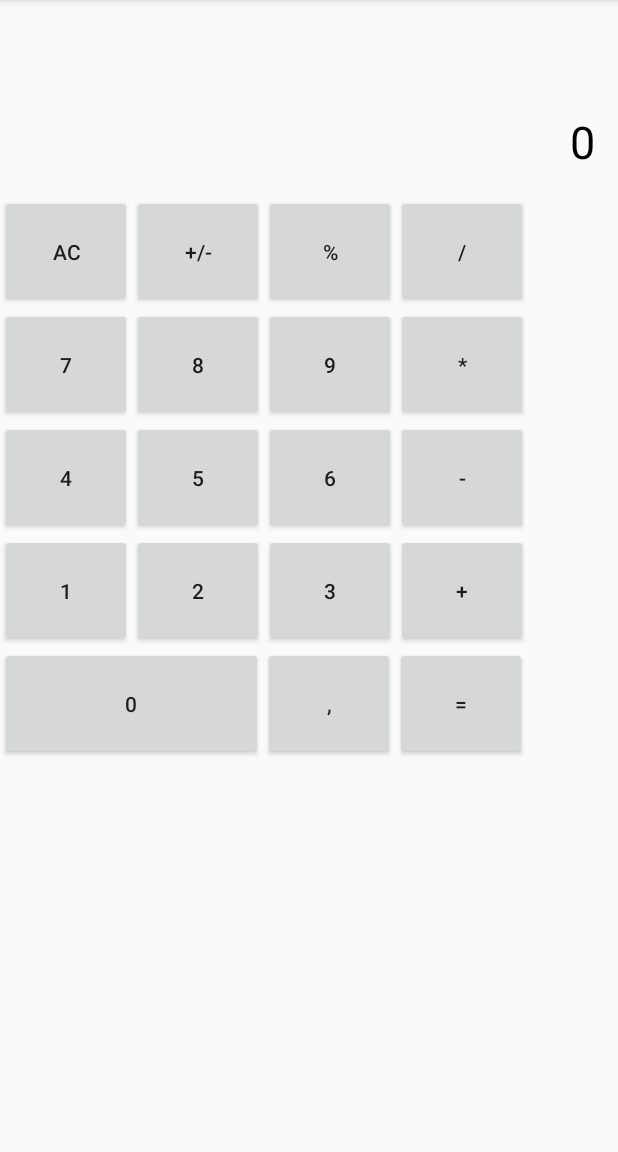
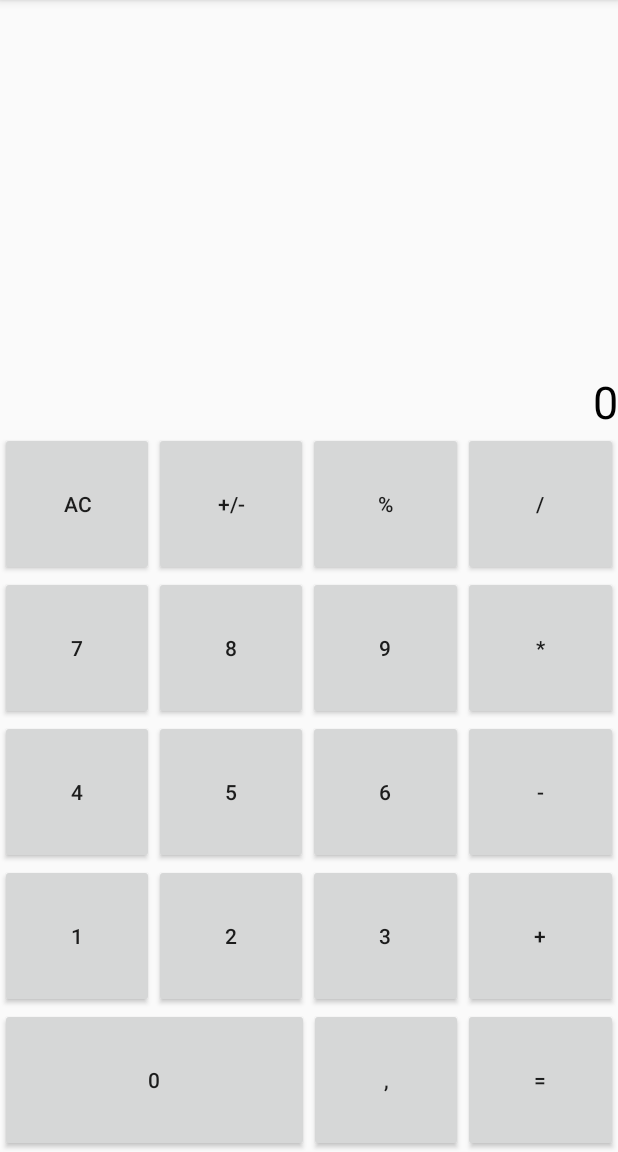
Before and after one commit to EduYube/Calculator, an Android app: the screen it shows after launch (MainActivity), on a phone screen of 412 x 824 dp, the part 84-1236 px from its top. Run offline under Robolectric (Android 15) with nearby library versions, the phone set to English and light mode, and no system bars.

Commit message:
interface dimens fixed

```diff
--- a/app/src/main/res/layout/activity_main.xml
+++ b/app/src/main/res/layout/activity_main.xml
@@ -9,161 +9,183 @@
 
     <LinearLayout
         android:layout_width="match_parent"
-    android:layout_height="130dp"
+        android:layout_height="0dp"
+        android:layout_weight="0.75"
         android:orientation="vertical">
 
         <TextView
             android:id="@+id/firstCell"
             android:layout_width="match_parent"
-        android:layout_height="wrap_content"
+            android:layout_height="0dp"
+            android:layout_weight="1"
             android:gravity="top|end"
             android:textColor="#80808080"
-        android:padding="15dp"
             android:textSize="25sp" />
 
         <TextView
             android:id="@+id/valueCell"
             android:layout_width="match_parent"
-        android:layout_height="wrap_content"
+            android:layout_height="0dp"
+            android:layout_weight="1"
             android:gravity="bottom|end"
             android:text="0"
             android:textColor="#000000"
-        android:padding="15dp"
             android:textSize="30sp" />
     </LinearLayout>
 
     <TableLayout
         android:layout_width="match_parent"
-        android:layout_height="wrap_content">
+        android:layout_height="0dp"
+        android:layout_weight="1">
 
         <TableRow
             android:layout_width="match_parent"
-            android:layout_height="match_parent">
+            android:layout_height="0dp"
+            android:layout_weight="1">
 
             <Button
                 android:id="@+id/clear"
-                android:layout_width="wrap_content"
-                android:layout_height="75dp"
+                android:layout_width="0dp"
+                android:layout_height="match_parent"
+                android:layout_weight="1"
                 android:onClick="clear"
                 android:text="AC" />
 
             <Button
                 android:id="@+id/plusMinus"
-                android:layout_width="wrap_content"
-                android:layout_height="75dp"
+                android:layout_width="0dp"
+                android:layout_height="match_parent"
+                android:layout_weight="1"
                 android:onClick="plusMinus"
                 android:text="+/-" />
 
             <Button
                 android:id="@+id/percent"
-                android:layout_width="wrap_content"
-                android:layout_height="75dp"
+                android:layout_width="0dp"
+                android:layout_height="match_parent"
+                android:layout_weight="1"
                 android:onClick="mathFunctions"
                 android:text="%" />
 
             <Button
                 android:id="@+id/divider"
-                android:layout_width="wrap_content"
-                android:layout_height="75dp"
+                android:layout_width="0dp"
+                android:layout_height="match_parent"
+                android:layout_weight="1"
                 android:onClick="mathFunctions"
                 android:text="/" />
         </TableRow>
 
         <TableRow
             android:layout_width="match_parent"
-            android:layout_height="match_parent">
+            android:layout_height="0dp"
+            android:layout_weight="1">
 
             <Button
                 android:id="@+id/seven"
-                android:layout_width="wrap_content"
-                android:layout_height="75dp"
+                android:layout_width="0dp"
+                android:layout_height="match_parent"
+                android:layout_weight="1"
                 android:onClick="numberSelected"
                 android:text="7" />
 
             <Button
                 android:id="@+id/eight"
-                android:layout_width="wrap_content"
-                android:layout_height="75dp"
+                android:layout_width="0dp"
+                android:layout_height="match_parent"
+                android:layout_weight="1"
                 android:onClick="numberSelected"
                 android:text="8" />
 
             <Button
                 android:id="@+id/nine"
-                android:layout_width="wrap_content"
-                android:layout_height="75dp"
+                android:layout_width="0dp"
+                android:layout_height="match_parent"
+                android:layout_weight="1"
                 android:onClick="numberSelected"
                 android:text="9" />
 
             <Button
                 android:id="@+id/multiplicate"
-                android:layout_width="wrap_content"
-                android:layout_height="75dp"
+                android:layout_width="0dp"
+                android:layout_height="match_parent"
+                android:layout_weight="1"
                 android:onClick="mathFunctions"
                 android:text="*" />
         </TableRow>
 
         <TableRow
             android:layout_width="match_parent"
-            android:layout_height="match_parent">
+            android:layout_height="0dp"
+            android:layout_weight="1">
 
             <Button
                 android:id="@+id/four"
-                android:layout_width="wrap_content"
-                android:layout_height="75dp"
+                android:layout_width="0dp"
+                android:layout_height="match_parent"
+                android:layout_weight="1"
                 android:onClick="numberSelected"
                 android:text="4" />
 
             <Button
                 android:id="@+id/five"
-                android:layout_width="wrap_content"
-                android:layout_height="75dp"
+                android:layout_width="0dp"
+                android:layout_height="match_parent"
+                android:layout_weight="1"
                 android:onClick="numberSelected"
                 android:text="5" />
 
             <Button
                 android:id="@+id/six"
-                android:layout_width="wrap_content"
-                android:layout_height="75dp"
+                android:layout_width="0dp"
+                android:layout_height="match_parent"
+                android:layout_weight="1"
                 android:onClick="numberSelected"
                 android:text="6" />
 
             <Button
                 android:id="@+id/resta"
-                android:layout_width="wrap_content"
-                android:layout_height="75dp"
+                android:layout_width="0dp"
+                android:layout_height="match_parent"
+                android:layout_weight="1"
                 android:onClick="mathFunctions"
                 android:text="-" />
         </TableRow>
 
         <TableRow
             android:layout_width="match_parent"
-            android:layout_height="match_parent">
+            android:layout_height="0dp"
+            android:layout_weight="1">
 
             <Button
                 android:id="@+id/one"
-                android:layout_width="wrap_content"
-                android:layout_height="75dp"
+                android:layout_width="0dp"
+                android:layout_height="match_parent"
+                android:layout_weight="1"
                 android:onClick="numberSelected"
                 android:text="1" />
 
             <Button
                 android:id="@+id/two"
-                android:layout_width="wrap_content"
-                android:layout_height="75dp"
+                android:layout_width="0dp"
+                android:layout_height="match_parent"
+                android:layout_weight="1"
                 android:onClick="numberSelected"
                 android:text="2" />
 
             <Button
                 android:id="@+id/three"
-                android:layout_width="wrap_content"
-                android:layout_height="75dp"
+                android:layout_width="0dp"
+                android:layout_height="match_parent"
+                android:layout_weight="1"
                 android:onClick="numberSelected"
                 android:text="3" />
 
             <Button
                 android:id="@+id/sume"
-                android:layout_width="wrap_content"
-                android:layout_height="75dp"
+                android:layout_width="0dp"
+                android:layout_height="match_parent"
+                android:layout_weight="1"
                 android:onClick="mathFunctions"
                 android:text="+" />
         </TableRow>
@@ -171,27 +193,31 @@
     </TableLayout>
 
     <LinearLayout
-        android:layout_width="wrap_content"
-        android:layout_height="match_parent"
+        android:layout_width="match_parent"
+        android:layout_height="0dp"
+        android:layout_weight="0.25"
         android:orientation="horizontal">
 
         <Button
             android:id="@+id/zero"
-            android:layout_width="175dp"
-            android:layout_height="75dp"
+            android:layout_width="0dp"
+            android:layout_height="match_parent"
+            android:layout_weight="2"
             android:onClick="numberSelected"
             android:text="0" />
 
         <Button
             android:id="@+id/coma"
-            android:layout_width="match_parent"
-            android:layout_height="75dp"
+            android:layout_width="0dp"
+            android:layout_height="match_parent"
+            android:layout_weight="1"
             android:text="," />
 
         <Button
             android:id="@+id/equal"
-            android:layout_width="match_parent"
-            android:layout_height="75dp"
+            android:layout_width="0dp"
+            android:layout_height="match_parent"
+            android:layout_weight="1"
             android:onClick="mathFunctions"
             android:text="=" />
     </LinearLayout>
```
Lines whose indentation alone changed are shown as unchanged.
